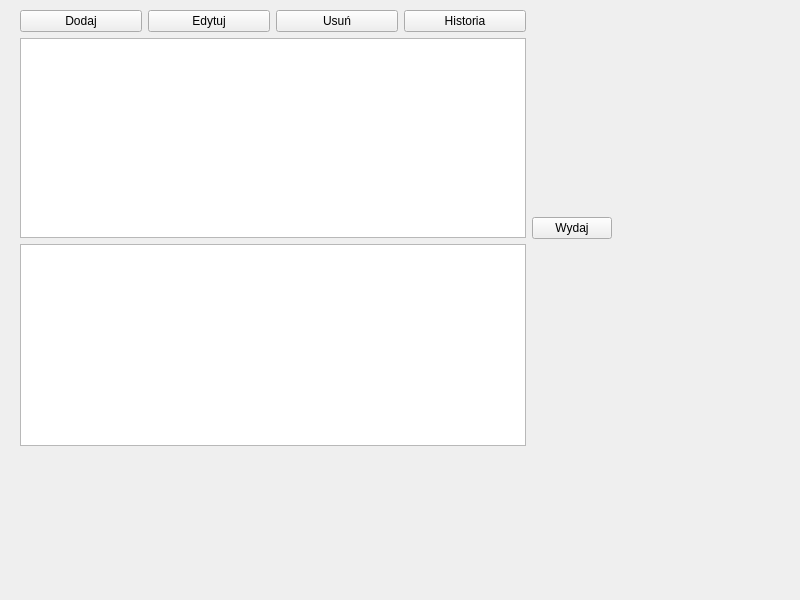
Above: mainwindow.ui from DomaszDomingo/NewestMagazyn before the change. Below: the same form after it.
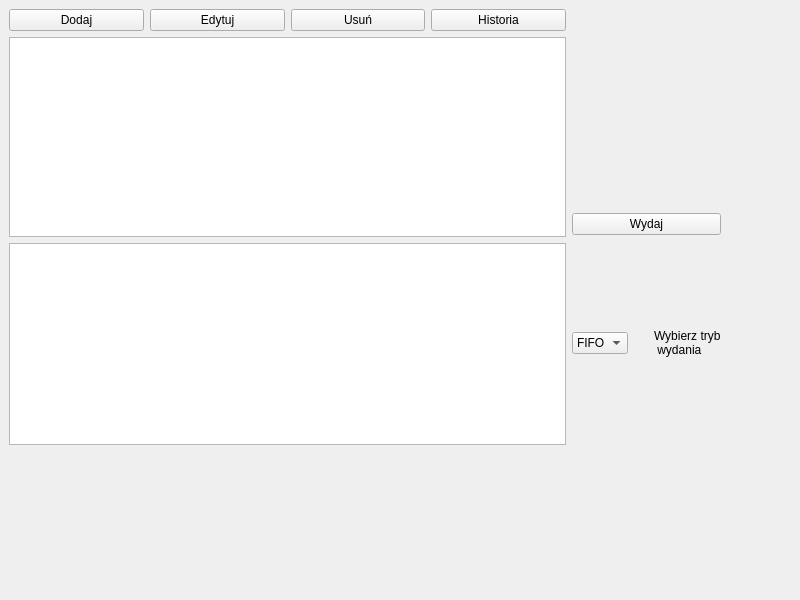
That is the form after the change. Custom widgets are drawn as their Qt base class.

Commit message: DodanoFIFO/LIFO

What changed in the file:
```diff
--- a/mainwindow.ui
+++ b/mainwindow.ui
@@ -14,16 +14,16 @@
    <string>MainWindow</string>
   </property>
   <widget class="QWidget" name="centralwidget">
-   <widget class="QWidget" name="layoutWidget">
+   <widget class="QWidget" name="">
     <property name="geometry">
      <rect>
-      <x>20</x>
-      <y>10</y>
-      <width>592</width>
+      <x>9</x>
+      <y>9</y>
+      <width>712</width>
       <height>436</height>
      </rect>
     </property>
-    <layout class="QHBoxLayout" name="horizontalLayout_2">
+    <layout class="QHBoxLayout" name="horizontalLayout_3">
      <item>
       <layout class="QVBoxLayout" name="verticalLayout_2">
        <item>
@@ -84,11 +84,67 @@
       </layout>
      </item>
      <item>
-      <widget class="QPushButton" name="issueButton">
-       <property name="text">
-        <string>Wydaj</string>
-       </property>
-      </widget>
+      <layout class="QVBoxLayout" name="verticalLayout_3">
+       <item>
+        <spacer name="verticalSpacer">
+         <property name="orientation">
+          <enum>Qt::Vertical</enum>
+         </property>
+         <property name="sizeHint" stdset="0">
+          <size>
+           <width>20</width>
+           <height>40</height>
+          </size>
+         </property>
+        </spacer>
+       </item>
+       <item>
+        <widget class="QPushButton" name="issueButton">
+         <property name="text">
+          <string>Wydaj</string>
+         </property>
+        </widget>
+       </item>
+       <item>
+        <layout class="QHBoxLayout" name="horizontalLayout_2">
+         <item>
+          <widget class="QComboBox" name="issueModeComboBox">
+           <item>
+            <property name="text">
+             <string>FIFO</string>
+            </property>
+           </item>
+           <item>
+            <property name="text">
+             <string>LIFO</string>
+            </property>
+           </item>
+          </widget>
+         </item>
+         <item>
+          <spacer name="verticalSpacer_2">
+           <property name="orientation">
+            <enum>Qt::Vertical</enum>
+           </property>
+           <property name="sizeHint" stdset="0">
+            <size>
+             <width>20</width>
+             <height>40</height>
+            </size>
+           </property>
+          </spacer>
+         </item>
+         <item>
+          <widget class="QLabel" name="issueModeLabel">
+           <property name="text">
+            <string>Wybierz tryb
+ wydania</string>
+           </property>
+          </widget>
+         </item>
+        </layout>
+       </item>
+      </layout>
      </item>
     </layout>
    </widget>
```
The commit also changes 10 other files.
